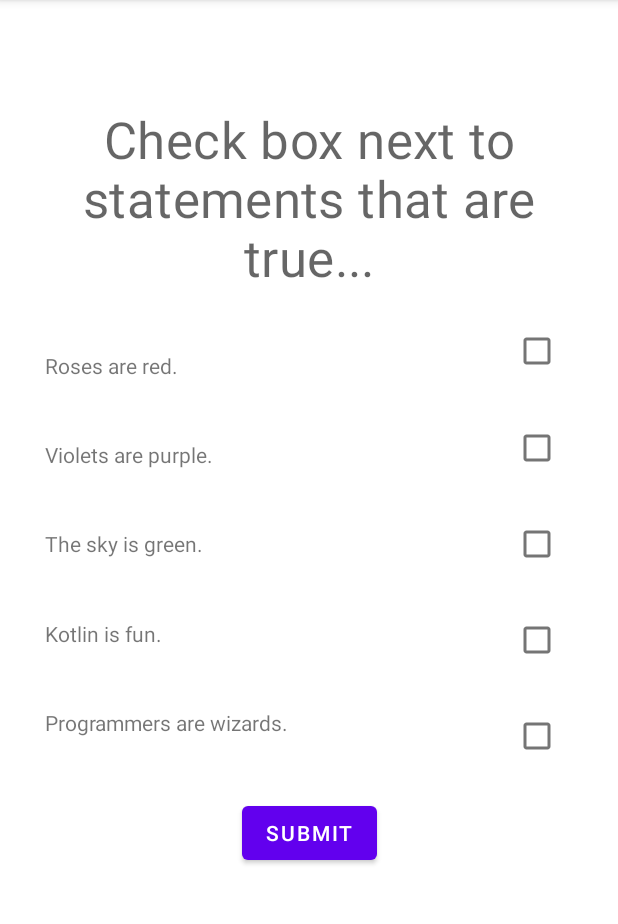
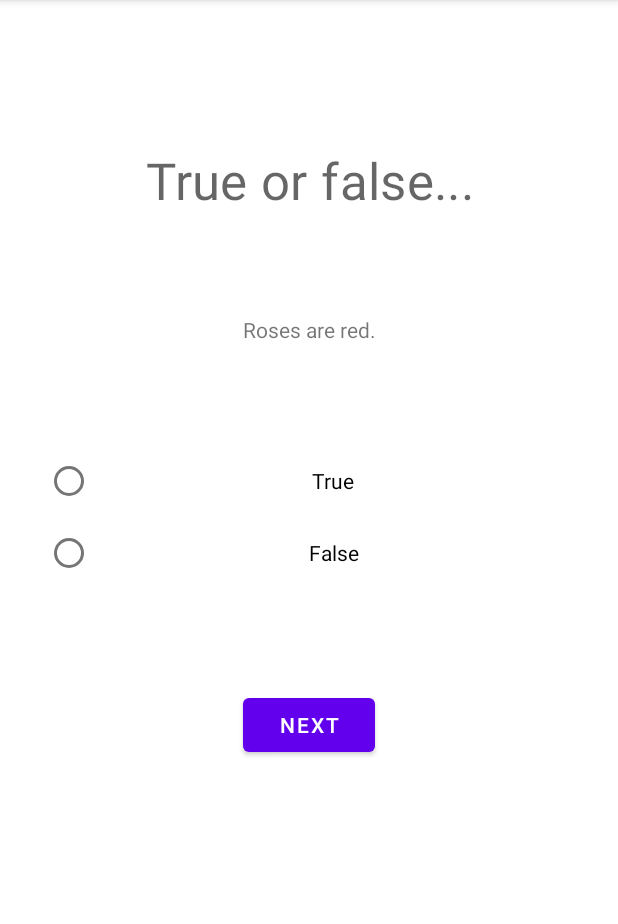
Before and after one commit to blackjf85/QuizApp, an Android app: the screen it shows after launch (MainActivity), after a tap on "START QUIZ", on a phone screen of 412 x 824 dp, the part 84-1008 px from its top. Run offline under Robolectric (Android 15) with nearby library versions, the phone set to English and light mode, and no system bars.

Commit message:
Created an array for questions and answers

```diff
--- a/app/src/main/java/com/example/quizapp/view/QuizFragment.kt
+++ b/app/src/main/java/com/example/quizapp/view/QuizFragment.kt
@@ -1,5 +1,6 @@
 package com.example.quizapp.view
 
+import android.annotation.SuppressLint
 import android.os.Bundle
 import android.view.LayoutInflater
 import android.view.View
@@ -17,6 +18,25 @@ class QuizFragment: Fragment() {
 
     private lateinit var viewModel: QuizViewModel
 
+    private fun getQuestions(index: Int): String{
+
+        val quizQuestions = mutableListOf(
+            "Roses are red.",
+            "Violets are purple.",
+            "The sky is green.",
+            "Kotlin is fun.",
+            "Programmers are wizards.")
+
+        return quizQuestions[index]
+    }
+
+    private fun getAnswers(index: Int): Boolean{
+
+        val quizAnswers = mutableListOf(true, false, false, true, true)
+
+        return quizAnswers[index]
+    }
+
     override fun onCreateView(
         inflater: LayoutInflater,
         container: ViewGroup?,
@@ -25,35 +45,58 @@ class QuizFragment: Fragment() {
         _binding = FragmentQuizBinding.inflate(inflater, container, false)
         return binding.root
     }
+    @SuppressLint("SetTextI18n")
     override fun onViewCreated(view: View, savedInstanceState: Bundle?) {
         super.onViewCreated(view, savedInstanceState)
         viewModel = ViewModelProvider(requireActivity())[QuizViewModel::class.java]
         with(binding) {
+             var questionNumber = 1
+             var numCorrect = 0
+             questionTv.text = getQuestions(questionNumber - 1)
+             submitBtn.text = "Next"
+             submitBtn.setOnClickListener {
 
-            submitBtn.setOnClickListener {
-                var correctCount = 0
-                if(trueCb1.isChecked){
-                    correctCount += 1
+                 if(questionNumber <= 4){
+                     val trueOrFalse = getAnswers(questionNumber - 1)
+
+                     if(trueOrFalse){
+                         if(trueRb.isChecked){
+                             numCorrect++
                          }
-                if(!trueCb2.isChecked){
-                    correctCount += 1
+                     }else if(!trueOrFalse){
+                         if(falseRb.isChecked){
+                             numCorrect++
                          }
-                if(!trueCb3.isChecked){
-                    correctCount += 1
                      }
-                if(trueCb4.isChecked){
-                    correctCount += 1
+
+                     questionNumber++
+
+                     if(questionNumber == 5){
+                         submitBtn.text = "Submit"
                      }
-                if(trueCb5.isChecked){
-                    correctCount += 1
+
+                     questionTv.text = getQuestions(questionNumber - 1)
+
+                     answerRg.clearCheck()
+                 }else{
+                     val trueOrFalse = getAnswers(questionNumber - 1)
+                     if(trueOrFalse){
+                            if(trueRb.isChecked){
+                                numCorrect++
                             }
-                viewModel.addCorrect(correctCount)
+                        }else{
+                            if(!trueOrFalse){
+                                numCorrect++
+                            }
+                        }
 
+                     viewModel.addCorrect(numCorrect)
                      val bundle = Bundle()
                      parentFragmentManager.beginTransaction()
                          .replace(R.id.countFragment, ResultsFragment::class.java, bundle)
                          .addToBackStack(null)
                          .commit()
+                 }
              }
         }
     }
--- a/app/src/main/java/com/example/quizapp/view/ResultsFragment.kt
+++ b/app/src/main/java/com/example/quizapp/view/ResultsFragment.kt
@@ -6,7 +6,6 @@ import android.view.LayoutInflater
 import android.view.View
 import android.view.ViewGroup
 import androidx.fragment.app.Fragment
-import androidx.lifecycle.LifecycleOwner
 import androidx.lifecycle.ViewModelProvider
 import com.example.quizapp.R
 import com.example.quizapp.databinding.FragmentResultsBinding
@@ -45,11 +44,11 @@ class ResultsFragment: Fragment() {
 
                 if(count >= 4){
                     resultsHeadingTv.text = "Passed"
-                    resultTv.text = "Congratulations"
+                    resultTv.text = "Congratulations! :)"
                     againBtn.text = "Again"
                 }else{
                     resultsHeadingTv.text = "Failed"
-                    resultTv.text = "Better Luck Next Time"
+                    resultTv.text = "Better luck next time! :("
                     againBtn.text = "Try Again"
                 }
                 scoreTv.text = "You got $count out of 5 correct and got a score of $score."
--- a/app/src/main/res/layout/fragment_quiz.xml
+++ b/app/src/main/res/layout/fragment_quiz.xml
@@ -2,6 +2,7 @@
 <androidx.constraintlayout.widget.ConstraintLayout
     xmlns:android="http://schemas.android.com/apk/res/android"
     xmlns:app="http://schemas.android.com/apk/res-auto"
+    xmlns:tools="http://schemas.android.com/tools"
     android:layout_width="match_parent"
     android:layout_height="match_parent"
     android:padding="30dp">
@@ -13,122 +14,53 @@
         android:gravity="center"
         android:text="@string/instructions_text"
         android:textAppearance="@style/TextAppearance.MaterialComponents.Headline4"
-        app:layout_constraintBottom_toTopOf="@id/question1Tv"
+        app:layout_constraintBottom_toTopOf="@id/questionTv"
         app:layout_constraintEnd_toEndOf="parent"
         app:layout_constraintStart_toStartOf="parent"
         app:layout_constraintTop_toTopOf="parent"
         app:layout_constraintVertical_bias="0.50" />
 
     <com.google.android.material.textview.MaterialTextView
-        android:id="@+id/question1Tv"
+        android:id="@+id/questionTv"
         android:layout_width="0sp"
         android:layout_height="wrap_content"
-        android:gravity="center_vertical"
-        android:text="@string/question_1_text"
-        app:layout_constraintBottom_toTopOf="@id/question2Tv"
-        app:layout_constraintEnd_toStartOf="@id/trueCb1"
+        android:gravity="center"
+        tools:text="Roses are red."
+        app:layout_constraintTop_toBottomOf="@id/instructionsTv"
+        app:layout_constraintBottom_toTopOf="@id/answerRg"
         app:layout_constraintStart_toStartOf="parent"
-        app:layout_constraintTop_toBottomOf="@id/instructionsTv" />
+        app:layout_constraintEnd_toEndOf="parent"/>
 
-    <CheckBox
-        android:id="@+id/trueCb1"
-        android:layout_width="wrap_content"
+    <RadioGroup
+        android:id="@+id/answerRg"
+        android:layout_width="0dp"
         android:layout_height="wrap_content"
-        app:layout_constraintTop_toBottomOf="@id/instructionsTv"
-        app:layout_constraintBottom_toTopOf="@id/trueCb2"
-        app:layout_constraintStart_toEndOf="@id/question1Tv"
-        app:layout_constraintEnd_toEndOf="parent"
-        android:checked="false"/>
-
-    <com.google.android.material.textview.MaterialTextView
-        android:id="@+id/question2Tv"
-        android:layout_width="0sp"
-        android:layout_height="wrap_content"
-        android:gravity="center_vertical"
-        app:layout_constraintTop_toBottomOf="@id/question1Tv"
-        app:layout_constraintBottom_toTopOf="@id/question3Tv"
-        app:layout_constraintStart_toStartOf="parent"
-        app:layout_constraintEnd_toStartOf="@id/trueCb2"
-        android:text="@string/question_2_text" />
-
-    <CheckBox
-        android:id="@+id/trueCb2"
-        android:layout_width="wrap_content"
-        android:layout_height="wrap_content"
-        app:layout_constraintTop_toBottomOf="@id/trueCb1"
-        app:layout_constraintBottom_toTopOf="@id/trueCb3"
-        app:layout_constraintStart_toEndOf="@id/question2Tv"
-        app:layout_constraintEnd_toEndOf="parent"
-        android:checked="false"/>
-
-    <com.google.android.material.textview.MaterialTextView
-        android:id="@+id/question3Tv"
-        android:layout_width="0sp"
-        android:layout_height="wrap_content"
-        android:gravity="center_vertical"
-        app:layout_constraintTop_toBottomOf="@id/question2Tv"
-        app:layout_constraintBottom_toTopOf="@id/question4Tv"
-        app:layout_constraintStart_toStartOf="parent"
-        app:layout_constraintEnd_toStartOf="@id/trueCb3"
-        android:text="@string/question_3_text" />
-
-    <CheckBox
-        android:id="@+id/trueCb3"
-        android:layout_width="wrap_content"
-        android:layout_height="wrap_content"
-        app:layout_constraintTop_toBottomOf="@id/trueCb2"
-        app:layout_constraintBottom_toTopOf="@id/trueCb4"
-        app:layout_constraintStart_toEndOf="@id/question3Tv"
-        app:layout_constraintEnd_toEndOf="parent"
-        android:checked="false"/>
-
-    <com.google.android.material.textview.MaterialTextView
-        android:id="@+id/question4Tv"
-        android:layout_width="0sp"
-        android:layout_height="wrap_content"
-        android:gravity="center_vertical"
-        app:layout_constraintTop_toBottomOf="@id/question3Tv"
-        app:layout_constraintBottom_toTopOf="@id/question5Tv"
-        app:layout_constraintStart_toStartOf="parent"
-        app:layout_constraintEnd_toStartOf="@id/trueCb2"
-        android:text="@string/question_4_text" />
-
-    <CheckBox
-        android:id="@+id/trueCb4"
-        android:layout_width="wrap_content"
-        android:layout_height="wrap_content"
-        app:layout_constraintTop_toBottomOf="@id/trueCb3"
-        app:layout_constraintBottom_toTopOf="@id/trueCb5"
-        app:layout_constraintStart_toEndOf="@id/question2Tv"
-        app:layout_constraintEnd_toEndOf="parent"
-        android:checked="false"/>
-
-    <com.google.android.material.textview.MaterialTextView
-        android:id="@+id/question5Tv"
-        android:layout_width="0sp"
-        android:layout_height="wrap_content"
-        android:gravity="center_vertical"
-        app:layout_constraintTop_toBottomOf="@id/question4Tv"
+        app:layout_constraintTop_toBottomOf="@id/questionTv"
         app:layout_constraintBottom_toTopOf="@id/submitBtn"
         app:layout_constraintStart_toStartOf="parent"
-        app:layout_constraintEnd_toStartOf="@id/trueCb5"
-        android:text="@string/question_5_text" />
+        app:layout_constraintEnd_toEndOf="parent">
 
-    <CheckBox
-        android:id="@+id/trueCb5"
-        android:layout_width="wrap_content"
-        android:layout_height="wrap_content"
-        app:layout_constraintTop_toBottomOf="@id/trueCb4"
-        app:layout_constraintBottom_toTopOf="@id/submitBtn"
-        app:layout_constraintStart_toEndOf="@id/question5Tv"
-        app:layout_constraintEnd_toEndOf="parent"
-        android:checked="false"/>
+        <RadioButton
+            android:id="@+id/trueRb"
+            android:layout_width="match_parent"
+            android:layout_height="match_parent"
+            android:text="@string/true_text"
+            android:gravity="center"/>
+
+        <RadioButton
+            android:id="@+id/falseRb"
+            android:layout_width="match_parent"
+            android:layout_height="wrap_content"
+            android:text="@string/false_text"
+            android:gravity="center"/>
+
+    </RadioGroup>
 
     <com.google.android.material.button.MaterialButton
         android:id="@+id/submitBtn"
         android:layout_width="wrap_content"
         android:layout_height="wrap_content"
-        app:layout_constraintTop_toBottomOf="@id/question3Tv"
+        app:layout_constraintTop_toBottomOf="@id/questionTv"
         app:layout_constraintBottom_toBottomOf="parent"
         app:layout_constraintStart_toStartOf="parent"
         app:layout_constraintEnd_toEndOf="parent"
--- a/app/src/main/res/layout/fragment_results.xml
+++ b/app/src/main/res/layout/fragment_results.xml
@@ -49,7 +49,7 @@
         app:layout_constraintBottom_toBottomOf="parent"
         app:layout_constraintStart_toStartOf="parent"
         app:layout_constraintEnd_toEndOf="parent"
-        android:text="@string/play_again"/>
+        tools:text="Again"/>
 
 
 </androidx.constraintlayout.widget.ConstraintLayout>
--- a/app/src/main/res/values/strings.xml
+++ b/app/src/main/res/values/strings.xml
@@ -1,11 +1,7 @@
 <resources>
     <string name="app_name">Quiz App</string>
-    <string name="instructions_text">Check box next to statements that are true...</string>
+    <string name="instructions_text">True or false...</string>
     <string name="submit_text">Submit</string>
-    <string name="question_1_text">Roses are red.</string>
-    <string name="question_2_text">Violets are purple.</string>
-    <string name="question_3_text">The sky is green.</string>
-    <string name="question_4_text">Kotlin is fun.</string>
-    <string name="question_5_text">Programmers are wizards.</string>
-    <string name="play_again">Play Again</string>
+    <string name="true_text">True</string>
+    <string name="false_text">False</string>
 </resources>
```
Lines whose indentation alone changed are shown as unchanged.
